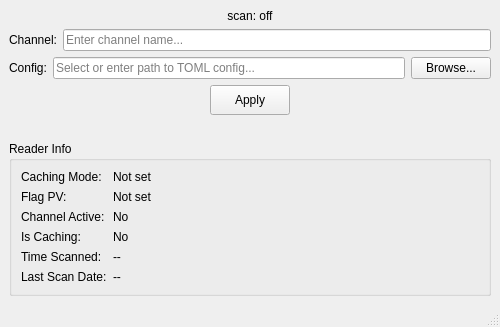
Above: gui/scan_view.ui from AdvancedPhotonSource/DashPVA before the change. Below: the same form after it.
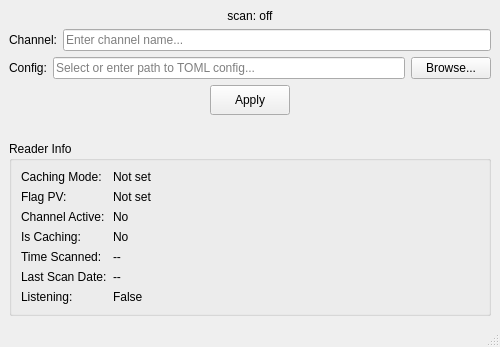
That is the form after the change.

```diff
--- a/gui/scan_view.ui
+++ b/gui/scan_view.ui
@@ -182,6 +182,20 @@
          </property>
         </widget>
        </item>
+       <item row="6" column="0">
+        <widget class="QLabel" name="label_listening_text">
+         <property name="text">
+          <string>Listening:</string>
+         </property>
+        </widget>
+       </item>
+       <item row="6" column="1">
+        <widget class="QLabel" name="label_listening">
+         <property name="text">
+          <string>False</string>
+         </property>
+        </widget>
+       </item>
        <item row="3" column="0">
         <widget class="QLabel" name="label_is_caching_text">
          <property name="text">
```
